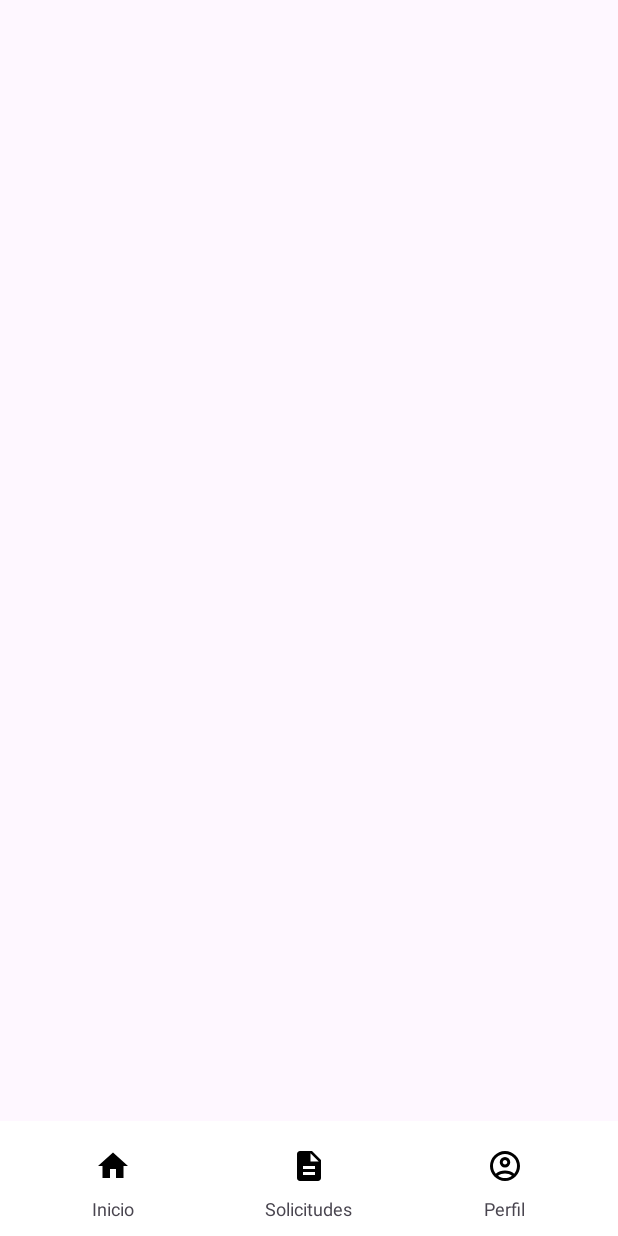
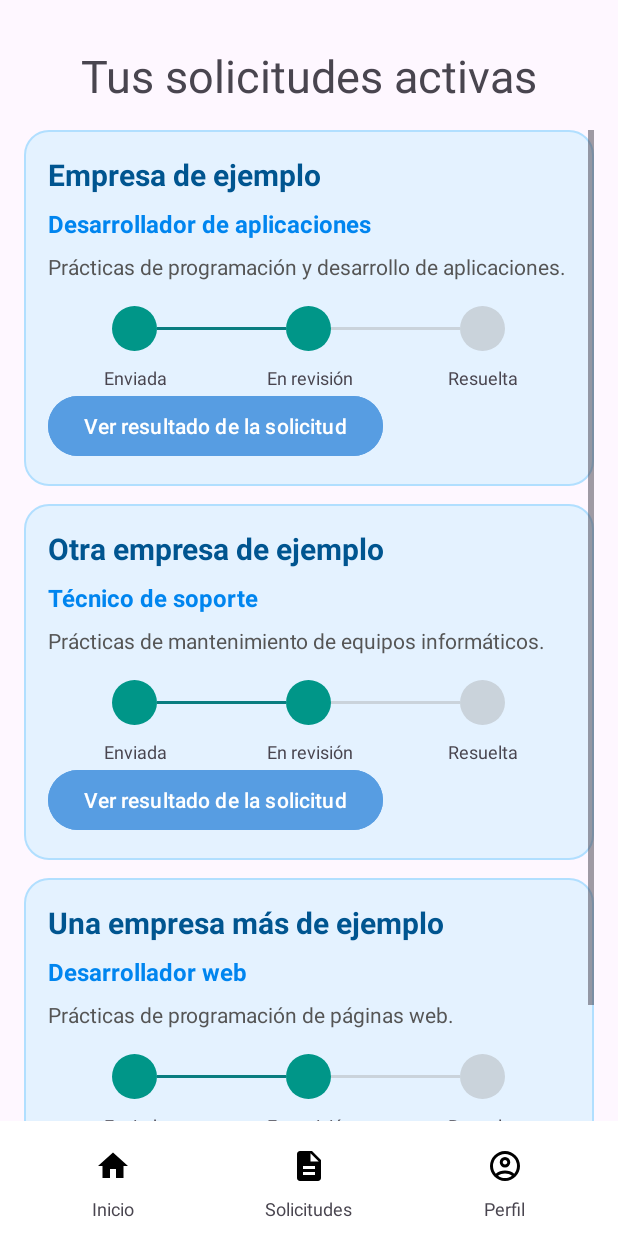
Before and after one commit to Saravr2701/FPConnect, an Android app: the estudiante_solicitudes screen opened directly, with no data from a screen before it, on a phone screen of 412 x 824 dp. Before the commit the screen is almost empty. Run offline under Robolectric (Android 15) with nearby library versions, the phone set to English and light mode, and no system bars.

Commit message:
Pantalla de solicitudes creada, con XML completo, a falta de hacer funcionales los diferentes posibles estados

```diff
--- a/app/src/main/java/com/example/fpconnect/estudiante_solicitudes.kt
+++ b/app/src/main/java/com/example/fpconnect/estudiante_solicitudes.kt
@@ -3,10 +3,13 @@ package com.example.fpconnect
 import android.content.Intent
 import android.os.Bundle
 import android.widget.ImageButton
+import android.widget.LinearLayout
+import android.widget.TextView
 import androidx.appcompat.app.AppCompatActivity
+import androidx.core.view.ViewCompat
+import androidx.core.view.WindowInsetsCompat
 
 class estudiante_solicitudes : AppCompatActivity() {
-
     override fun onCreate(savedInstanceState: Bundle?) {
         super.onCreate(savedInstanceState)
         setContentView(R.layout.estudiante_solicitudes)
@@ -23,5 +26,60 @@ class estudiante_solicitudes : AppCompatActivity() {
             val intent = Intent(this, estudiante_perfil::class.java)
             startActivity(intent)
         }
+
+        val contenedor = findViewById<LinearLayout>(R.id.contenedorSolicitudes)
+
+        val solicitudes = listOf(
+            Solicitudes(
+                "Empresa de ejemplo",
+                "Desarrollador de aplicaciones",
+                "Prácticas de programación y desarrollo de aplicaciones.",
+                "EN_REVISION"
+            ),
+            Solicitudes(
+                "Otra empresa de ejemplo",
+                "Técnico de soporte",
+                "Prácticas de mantenimiento de equipos informáticos.",
+                "ENVIADA"
+            ),
+            Solicitudes(
+                "Una empresa más de ejemplo",
+                "Desarrollador web",
+                "Prácticas de programación de páginas web.",
+                "RESUELTA"
+            )
+        )
+
+        for (solicitud in solicitudes) {
+            val tarjeta = layoutInflater.inflate(R.layout.tarjeta_solicitudes, contenedor, false)
+            val nombreEmpresa = tarjeta.findViewById<TextView>(R.id.nombreEmpresa)
+            val nombrePuesto = tarjeta.findViewById<TextView>(R.id.nombrePuesto)
+            val descripcionPuesto = tarjeta.findViewById<TextView>(R.id.descripcionPuesto)
+
+            val estadoTexto = when (solicitud.estado) {
+                "ENVIADA" -> "Enviada"
+                "EN_REVISION" -> "En revisión"
+                "RESUELTA" -> "Resuelta"
+                else -> "Desconocido"
+            }
+
+            nombreEmpresa.text = solicitud.empresa
+            nombrePuesto.text = solicitud.puesto
+            descripcionPuesto.text = solicitud.descripcion
+            contenedor.addView(tarjeta)
+        }
+
+        ViewCompat.setOnApplyWindowInsetsListener(findViewById(R.id.solicitudes)) { v, insets ->
+            val systemBars = insets.getInsets(WindowInsetsCompat.Type.systemBars())
+            v.setPadding(systemBars.left, systemBars.top, systemBars.right, systemBars.bottom)
+            insets
+        }
     }
 }
+
+data class Solicitudes(
+    val empresa: String,
+    val puesto: String,
+    val descripcion: String,
+    val estado: String
+)
--- /dev/null
+++ b/app/src/main/res/drawable/estado_completado.xml
@@ -0,0 +1,6 @@
+<?xml version="1.0" encoding="utf-8"?>
+<shape xmlns:android="http://schemas.android.com/apk/res/android"
+    android:shape="oval">
+
+    <solid android:color="#009688" />
+</shape>
--- /dev/null
+++ b/app/src/main/res/drawable/estado_pendiente.xml
@@ -0,0 +1,6 @@
+<?xml version="1.0" encoding="utf-8"?>
+<shape xmlns:android="http://schemas.android.com/apk/res/android"
+    android:shape="oval">
+
+    <solid android:color="#CAD3DB" />
+</shape>
--- a/app/src/main/res/layout/estudiante_inicio.xml
+++ b/app/src/main/res/layout/estudiante_inicio.xml
@@ -42,6 +42,5 @@
             android:layout_width="match_parent"
             android:layout_height="wrap_content"
             android:orientation="vertical" />
-
     </ScrollView>
 </androidx.constraintlayout.widget.ConstraintLayout>
--- a/app/src/main/res/layout/estudiante_solicitudes.xml
+++ b/app/src/main/res/layout/estudiante_solicitudes.xml
@@ -2,7 +2,8 @@
 <androidx.constraintlayout.widget.ConstraintLayout xmlns:android="http://schemas.android.com/apk/res/android"
     android:layout_width="match_parent"
     android:layout_height="match_parent"
-    xmlns:app="http://schemas.android.com/apk/res-auto">
+    xmlns:app="http://schemas.android.com/apk/res-auto"
+    android:id="@+id/solicitudes">
 
     <include
         android:id="@+id/barraNavegacion"
@@ -12,4 +13,32 @@
         app:layout_constraintBottom_toBottomOf="parent"
         app:layout_constraintStart_toStartOf="parent"
         app:layout_constraintEnd_toEndOf="parent" />
+
+    <TextView
+        android:id="@+id/titulo"
+        android:layout_width="wrap_content"
+        android:layout_height="wrap_content"
+        android:text="Tus solicitudes activas"
+        android:textSize="30sp"
+        android:layout_marginTop="30dp"
+        app:layout_constraintTop_toTopOf="parent"
+        app:layout_constraintStart_toStartOf="parent"
+        app:layout_constraintEnd_toEndOf="parent"/>
+
+    <ScrollView
+        android:layout_width="0dp"
+        android:layout_height="0dp"
+        android:layout_marginTop="16dp"
+        android:paddingHorizontal="16dp"
+        app:layout_constraintTop_toBottomOf="@id/titulo"
+        app:layout_constraintStart_toStartOf="parent"
+        app:layout_constraintEnd_toEndOf="parent"
+        app:layout_constraintBottom_toTopOf="@id/barraNavegacion">
+
+        <LinearLayout
+            android:id="@+id/contenedorSolicitudes"
+            android:layout_width="match_parent"
+            android:layout_height="wrap_content"
+            android:orientation="vertical" />
+    </ScrollView>
 </androidx.constraintlayout.widget.ConstraintLayout>
--- a/app/src/main/res/layout/tarjeta_oferta.xml
+++ b/app/src/main/res/layout/tarjeta_oferta.xml
@@ -42,5 +42,5 @@
         android:layout_height="wrap_content"
         android:layout_marginTop="12dp"
         android:text="Inscribirse"
-        android:backgroundTint="#579DE2" />
+        android:backgroundTint="@color/fondo_botones" />
 </LinearLayout>
--- /dev/null
+++ b/app/src/main/res/layout/tarjeta_solicitudes.xml
@@ -0,0 +1,183 @@
+<?xml version="1.0" encoding="utf-8"?>
+<LinearLayout
+    xmlns:android="http://schemas.android.com/apk/res/android"
+    android:layout_width="match_parent"
+    android:layout_height="wrap_content"
+    android:layout_marginBottom="12dp"
+    android:orientation="vertical"
+    android:padding="16dp"
+    android:background="@drawable/fondo_tarjeta_oferta">
+
+    <TextView
+        android:id="@+id/nombreEmpresa"
+        android:layout_width="match_parent"
+        android:layout_height="wrap_content"
+        android:text="Nombre de la empresa"
+        android:textSize="20sp"
+        android:textStyle="bold"
+        android:textColor="#005590" />
+
+    <TextView
+        android:id="@+id/nombrePuesto"
+        android:layout_width="match_parent"
+        android:layout_height="wrap_content"
+        android:layout_marginTop="8dp"
+        android:text="Nombre del puesto"
+        android:textSize="16sp"
+        android:textStyle="bold"
+        android:textColor="#0085EF" />
+
+    <TextView
+        android:id="@+id/descripcionPuesto"
+        android:layout_width="match_parent"
+        android:layout_height="wrap_content"
+        android:layout_marginTop="8dp"
+        android:text="Estado"
+        android:textSize="14sp"
+        android:textColor="#555555" />
+
+    <LinearLayout
+        android:layout_width="match_parent"
+        android:layout_height="wrap_content"
+        android:layout_marginTop="16dp"
+        android:orientation="horizontal">
+
+        <LinearLayout
+            android:layout_width="0dp"
+            android:layout_height="wrap_content"
+            android:layout_weight="1"
+            android:orientation="vertical">
+
+            <LinearLayout
+                android:layout_width="match_parent"
+                android:layout_height="32dp"
+                android:gravity="center_vertical"
+                android:orientation="horizontal">
+
+                <View
+                    android:layout_width="0dp"
+                    android:layout_height="2dp"
+                    android:layout_weight="1" />
+
+                <TextView
+                    android:id="@+id/pasoEnviada"
+                    android:layout_width="30dp"
+                    android:layout_height="30dp"
+                    android:background="@drawable/estado_completado"
+                    android:gravity="center"
+                    android:textColor="#FFFFFF"
+                    android:textStyle="bold" />
+
+                <View
+                    android:id="@+id/linea1a"
+                    android:layout_width="0dp"
+                    android:layout_height="2dp"
+                    android:layout_weight="1"
+                    android:background="#087D80" />
+            </LinearLayout>
+
+            <TextView
+                android:layout_width="match_parent"
+                android:layout_height="wrap_content"
+                android:layout_marginTop="8dp"
+                android:gravity="center"
+                android:text="Enviada"
+                android:textSize="12sp" />
+        </LinearLayout>
+
+        <LinearLayout
+            android:layout_width="0dp"
+            android:layout_height="wrap_content"
+            android:layout_weight="1"
+            android:orientation="vertical">
+
+            <LinearLayout
+                android:layout_width="match_parent"
+                android:layout_height="32dp"
+                android:gravity="center_vertical"
+                android:orientation="horizontal">
+
+                <View
+                    android:id="@+id/linea1b"
+                    android:layout_width="0dp"
+                    android:layout_height="2dp"
+                    android:layout_weight="1"
+                    android:background="#087D80" />
+
+                <TextView
+                    android:id="@+id/pasoRevision"
+                    android:layout_width="30dp"
+                    android:layout_height="30dp"
+                    android:background="@drawable/estado_completado"
+                    android:gravity="center"
+                    android:textColor="#FFFFFF"
+                    android:textStyle="bold" />
+
+                <View
+                    android:id="@+id/linea2a"
+                    android:layout_width="0dp"
+                    android:layout_height="2dp"
+                    android:layout_weight="1"
+                    android:background="#CAD3DB" />
+            </LinearLayout>
+
+            <TextView
+                android:layout_width="match_parent"
+                android:layout_height="wrap_content"
+                android:layout_marginTop="8dp"
+                android:gravity="center"
+                android:text="En revisión"
+                android:textSize="12sp" />
+        </LinearLayout>
+
+        <LinearLayout
+            android:layout_width="0dp"
+            android:layout_height="wrap_content"
+            android:layout_weight="1"
+            android:orientation="vertical">
+
+            <LinearLayout
+                android:layout_width="match_parent"
+                android:layout_height="32dp"
+                android:gravity="center_vertical"
+                android:orientation="horizontal">
+
+                <View
+                    android:id="@+id/linea2b"
+                    android:layout_width="0dp"
+                    android:layout_height="2dp"
+                    android:layout_weight="1"
+                    android:background="#CAD3DB" />
+
+                <TextView
+                    android:id="@+id/pasoResuelta"
+                    android:layout_width="30dp"
+                    android:layout_height="30dp"
+                    android:background="@drawable/estado_pendiente"
+                    android:gravity="center"
+                    android:textColor="#555555"
+                    android:textStyle="bold" />
+
+                <View
+                    android:layout_width="0dp"
+                    android:layout_height="2dp"
+                    android:layout_weight="1" />
+
+            </LinearLayout>
+
+            <TextView
+                android:layout_width="match_parent"
+                android:layout_height="wrap_content"
+                android:layout_marginTop="8dp"
+                android:gravity="center"
+                android:text="Resuelta"
+                android:textSize="12sp" />
+        </LinearLayout>
+    </LinearLayout>
+
+    <Button
+        android:layout_width="wrap_content"
+        android:layout_height="wrap_content"
+        android:text="Ver resultado de la solicitud"
+        android:backgroundTint="@color/fondo_botones"/>
+</LinearLayout>
--- a/app/src/main/res/values/colors.xml
+++ b/app/src/main/res/values/colors.xml
@@ -2,4 +2,5 @@
 <resources>
     <color name="black">#FF000000</color>
     <color name="white">#FFFFFFFF</color>
+    <color name="fondo_botones">#579DE2</color>
 </resources>
```
